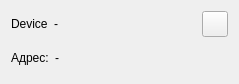
This is GUI/OWController/ds1971.ui in igorf7/OWController as Qt 5 draws it before an edit. The edited form follows.
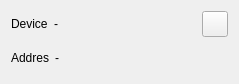
This is the edited form. Icons and pictures are not drawn.

```diff
--- a/GUI/OWController/ds1971.ui
+++ b/GUI/OWController/ds1971.ui
@@ -79,7 +79,7 @@
      <item>
       <widget class="QLabel" name="label_2">
        <property name="text">
-        <string>Адрес:</string>
+        <string>Addres</string>
        </property>
       </widget>
      </item>
```
